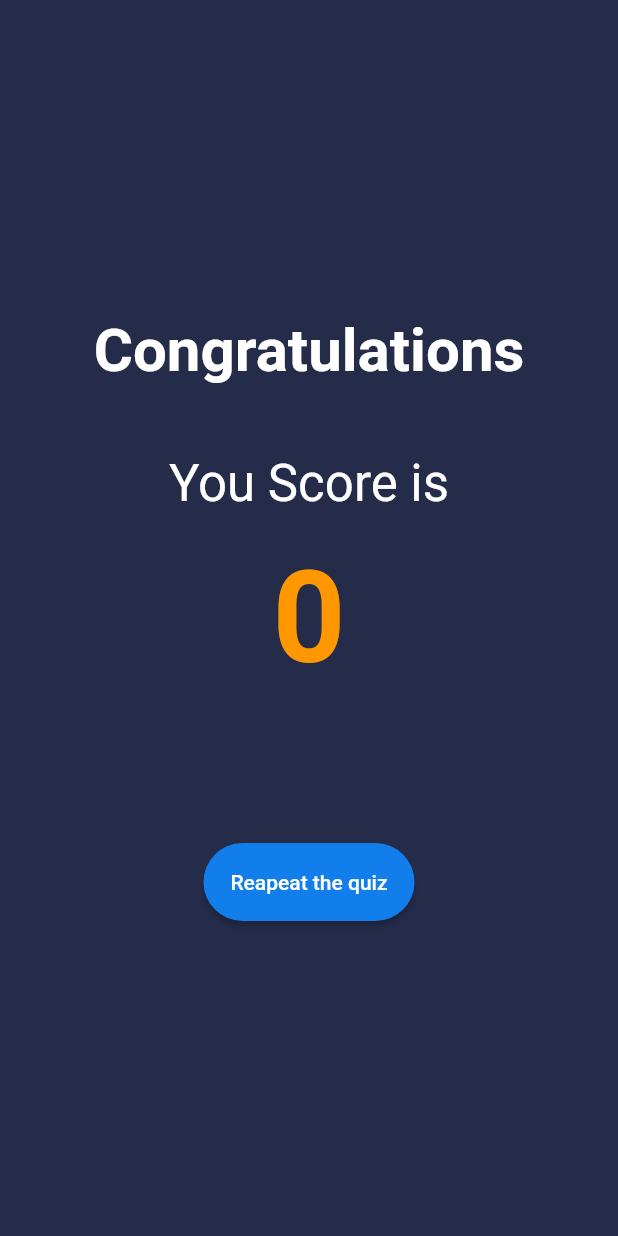
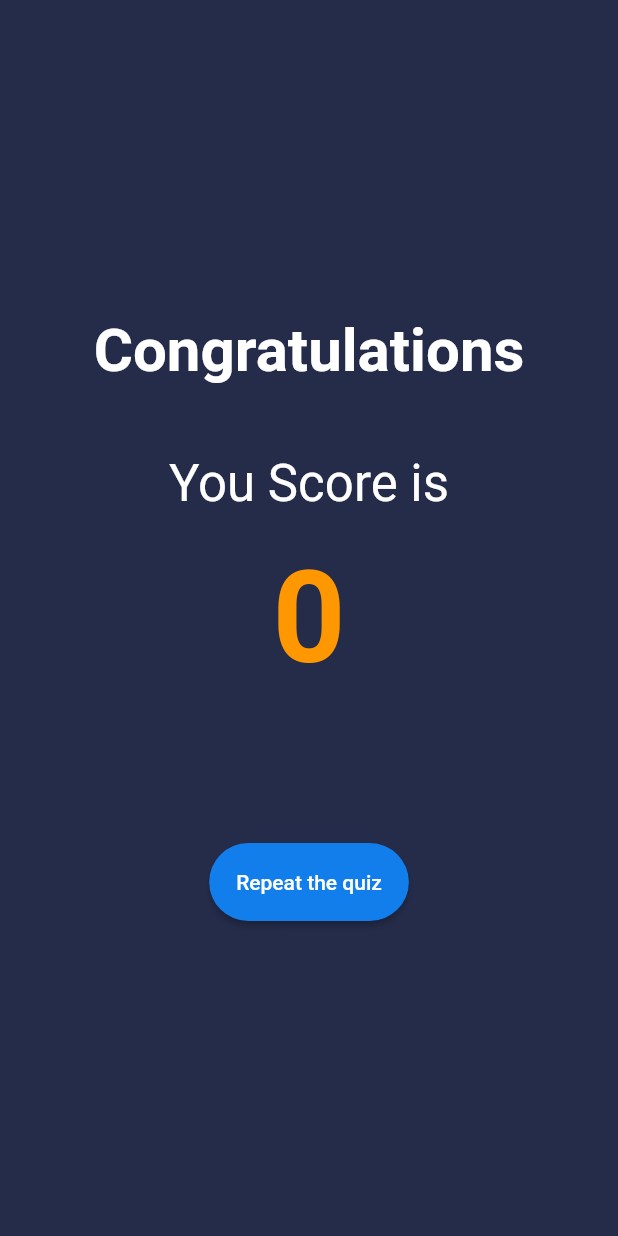
Before and after one commit to Khush1t/Quizzler, a Flutter app: the ResultScreen screen opened directly with empty values, on a phone screen of 412 x 824 dp. Run offline on Flutter 3.47's test engine with Material 2 defaults, Android fonts, the phone set to English and light mode, and no system bars.

Commit message:
Update result_screen.dart

```diff
--- a/lib/screens/result_screen.dart
+++ b/lib/screens/result_screen.dart
@@ -67,7 +67,7 @@ class _ResultScreenState extends State<ResultScreen> {
             color: AppColor.secondaryColor,
             padding: const EdgeInsets.all(18.0),
             child: const Text(
-              "Reapeat the quiz",
+              "Repeat the quiz",
               style: TextStyle(color: Colors.white),
             ),
           ),
```
